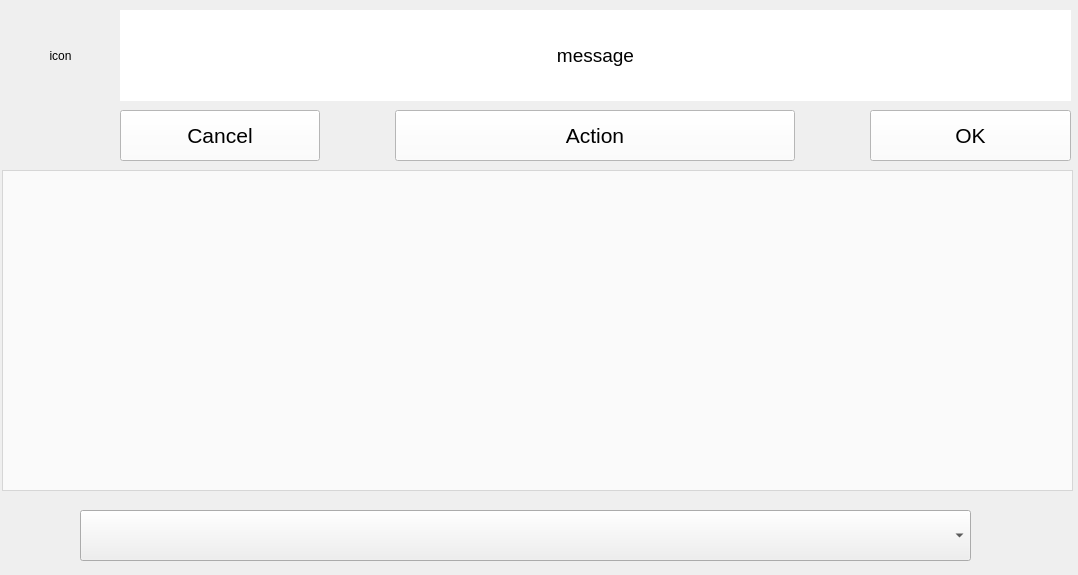
Above: src/alfa_CR6_frontend/ui/input_dialog.ui from alfa-sw/alfa_cr6 before the change. Below: the same form after it.
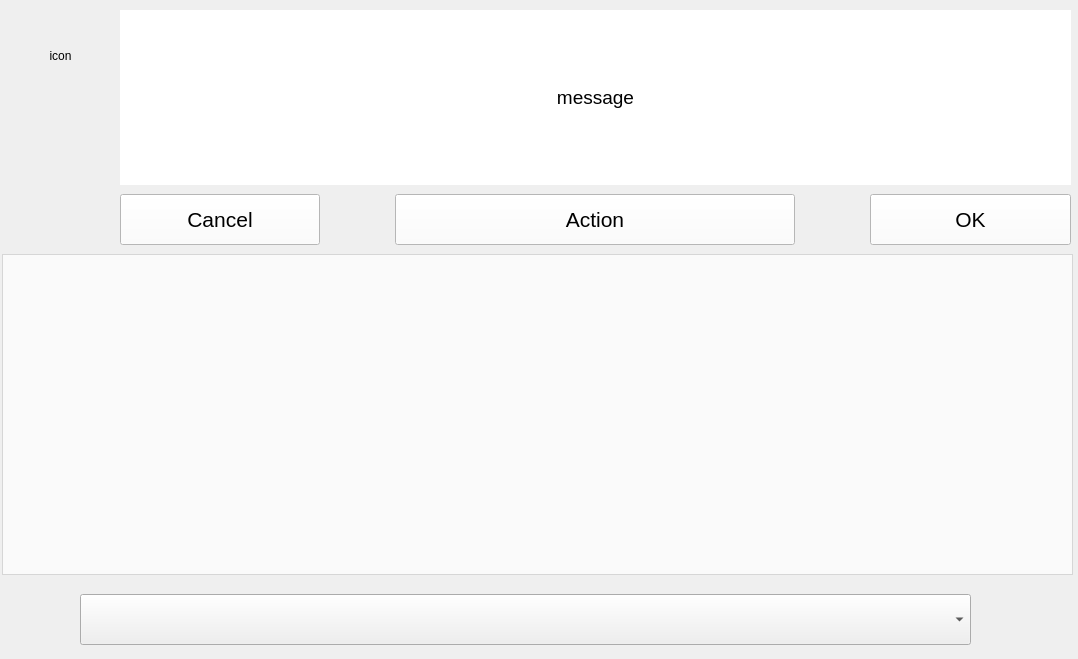
That is the form after the change.

```diff
--- a/src/alfa_CR6_frontend/ui/input_dialog.ui
+++ b/src/alfa_CR6_frontend/ui/input_dialog.ui
@@ -7,7 +7,7 @@
     <x>0</x>
     <y>0</y>
     <width>1078</width>
-    <height>575</height>
+    <height>659</height>
    </rect>
   </property>
   <property name="windowTitle">
@@ -50,7 +50,7 @@
      <x>120</x>
      <y>10</y>
      <width>951</width>
-     <height>91</height>
+     <height>175</height>
     </rect>
    </property>
    <property name="font">
@@ -72,7 +72,7 @@
    <property name="geometry">
     <rect>
      <x>2</x>
-     <y>170</y>
+     <y>254</y>
      <width>1071</width>
      <height>321</height>
     </rect>
@@ -85,7 +85,7 @@
    <property name="geometry">
     <rect>
      <x>120</x>
-     <y>110</y>
+     <y>194</y>
      <width>200</width>
      <height>51</height>
     </rect>
@@ -118,7 +118,7 @@
    <property name="geometry">
     <rect>
      <x>870</x>
-     <y>110</y>
+     <y>194</y>
      <width>201</width>
      <height>51</height>
     </rect>
@@ -151,7 +151,7 @@
    <property name="geometry">
     <rect>
      <x>395</x>
-     <y>110</y>
+     <y>194</y>
      <width>400</width>
      <height>51</height>
     </rect>
@@ -178,7 +178,7 @@
    <property name="geometry">
     <rect>
      <x>80</x>
-     <y>510</y>
+     <y>594</y>
      <width>891</width>
      <height>51</height>
     </rect>
```
